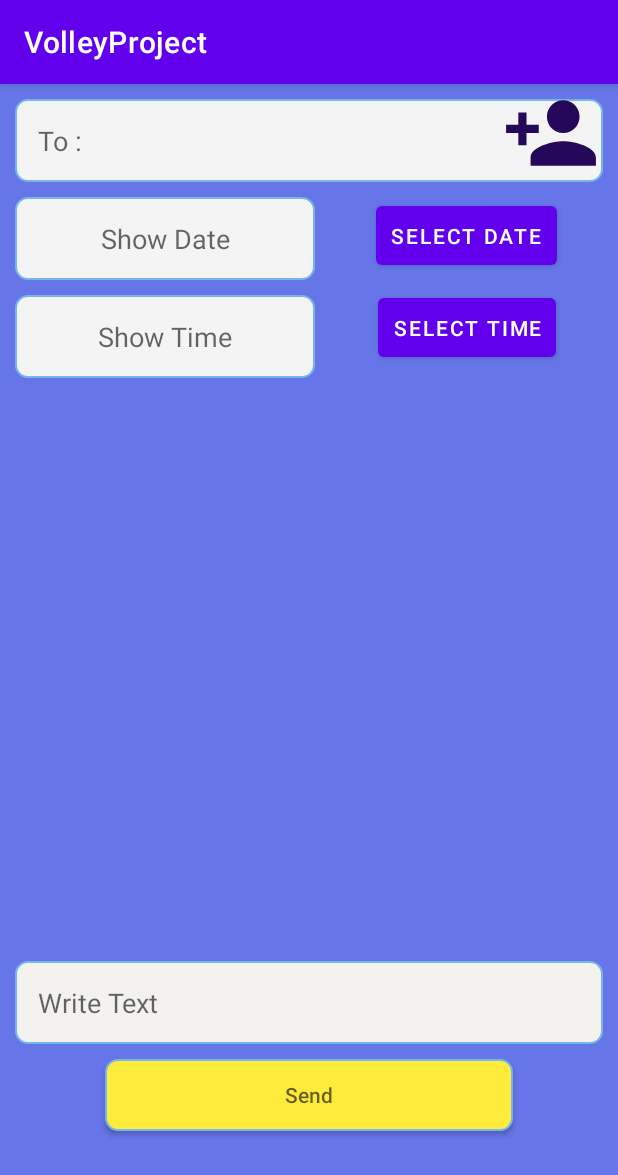
After one commit to Sawsj25/first-api, an Android app: the MvpActivity screen opened directly, with no data from a screen before it, on a phone screen of 412 x 824 dp. The commit adds this screen. Shown: the top 1175 px of the screen. Run offline under Robolectric (Android 15) with nearby library versions, the phone set to English and light mode, and no system bars.

Commit message:
Add Mvp Activity

```diff
--- a/app/src/main/AndroidManifest.xml
+++ b/app/src/main/AndroidManifest.xml
@@ -4,6 +4,7 @@
     package="com.example.testgradle">
 
     <uses-permission android:name="android.permission.INTERNET" />
+    <uses-permission android:name="android.permission.SEND_SMS"/>
 
     <application
         android:allowBackup="true"
@@ -15,6 +16,9 @@
         android:supportsRtl="true"
         android:theme="@style/Theme.TestGradle"
         tools:targetApi="31">
+        <activity
+            android:name=".MvpActivity"
+            android:exported="false" />
         <activity
             android:name=".HomeActivity"
             android:exported="false" />
--- /dev/null
+++ b/app/src/main/java/com/example/testgradle/MvpActivity.java
@@ -0,0 +1,71 @@
+package com.example.testgradle;
+
+import androidx.appcompat.app.AppCompatActivity;
+
+import android.app.DatePickerDialog;
+import android.app.TimePickerDialog;
+import android.content.Intent;
+import android.os.Bundle;
+import android.view.View;
+import android.widget.Button;
+import android.widget.DatePicker;
+import android.widget.EditText;
+import android.widget.ImageView;
+import android.widget.TimePicker;
+
+import java.util.Calendar;
+
+public class MvpActivity extends AppCompatActivity implements View.OnClickListener {
+    private Button btnDatePicker, btnTimePicker, btn_send;
+    private EditText txtDate, txtTime;
+    private int mYear, mMonth, mDay, mHour, mMinute;
+    private ImageView imageView_contact;
+
+
+    @Override
+    protected void onCreate(Bundle savedInstanceState) {
+        super.onCreate(savedInstanceState);
+        setContentView(R.layout.activity_mvp);
+        btnDatePicker =  findViewById(R.id.btn_date);
+        btnTimePicker =  findViewById(R.id.btn_time);
+        btn_send=findViewById(R.id.btn_send);
+        txtDate = findViewById(R.id.in_date);
+        txtTime = findViewById(R.id.in_time);
+        imageView_contact = findViewById(R.id.imageView_contact);
+
+        btnDatePicker.setOnClickListener((View.OnClickListener) this);
+        btnTimePicker.setOnClickListener((View.OnClickListener) this);
+        btn_send.setOnClickListener((View.OnClickListener)this);
+    }
+
+    public void onClick(View view) {
+        if (view == btnDatePicker) {
+            final Calendar c = Calendar.getInstance();
+            mYear = c.get(Calendar.YEAR);
+            mMonth = c.get(Calendar.MONTH);
+            mDay = c.get(Calendar.DAY_OF_MONTH);
+
+            DatePickerDialog dataPickerDialog = new DatePickerDialog(this, new DatePickerDialog.OnDateSetListener() {
+                @Override
+                public void onDateSet(DatePicker view, int year, int monthOfYear, int dayOfMonth) {
+                    txtDate.setText(dayOfMonth + "-" + (monthOfYear + 1) + "-" + year);
+                }
+            }, mYear, mMonth, mDay);
+            dataPickerDialog.show();
+        }
+        if (view == btnTimePicker) {
+            final Calendar c = Calendar.getInstance();
+            mHour = c.get(Calendar.HOUR_OF_DAY);
+            mMinute = c.get(Calendar.MINUTE);
+
+            TimePickerDialog timePickerDialog = new TimePickerDialog(this, new TimePickerDialog.OnTimeSetListener() {
+                @Override
+                public void onTimeSet(TimePicker timePicker, int hourOfDay, int minute) {
+                    txtTime.setText(hourOfDay + ":" + minute);
+                }
+            }, mHour, mMinute, false);
+            timePickerDialog.show();
+        }
+    }
+
+}
--- a/app/src/main/java/com/example/testgradle/Spref.java
+++ /dev/null
@@ -1,4 +0,0 @@
-package com.example.testgradle;
-
-public class Spref {
-}
--- /dev/null
+++ b/app/src/main/res/drawable/customborder_send.xml
@@ -0,0 +1,7 @@
+<?xml version="1.0" encoding="UTF-8"?>
+<shape xmlns:android="http://schemas.android.com/apk/res/android" android:shape="rectangle">
+    <corners android:radius="8dp"/>
+    <padding android:left="10dp" android:right="10dp" android:top="10dp" android:bottom="10dp"/>
+    <stroke android:width="1dp" android:color="#76B7EA"/>
+    <solid android:color="#FFEB3B"></solid>
+</shape>
--- /dev/null
+++ b/app/src/main/res/drawable/customborder_showdate.xml
@@ -0,0 +1,7 @@
+<?xml version="1.0" encoding="UTF-8"?>
+<shape xmlns:android="http://schemas.android.com/apk/res/android" android:shape="rectangle">
+    <corners android:radius="8dp"/>
+    <padding android:left="10dp" android:right="10dp" android:top="10dp" android:bottom="10dp"/>
+    <stroke android:width="1dp" android:color="#76B7EA"/>
+    <solid android:color="#f4f4f4"></solid>
+</shape>
--- /dev/null
+++ b/app/src/main/res/drawable/customborder_showtime.xml
@@ -0,0 +1,7 @@
+<?xml version="1.0" encoding="UTF-8"?>
+<shape xmlns:android="http://schemas.android.com/apk/res/android" android:shape="rectangle">
+    <corners android:radius="8dp"/>
+    <padding android:left="10dp" android:right="10dp" android:top="10dp" android:bottom="10dp"/>
+    <stroke android:width="1dp" android:color="#76B7EA"/>
+    <solid android:color="#f4f4f4"></solid>
+</shape>
--- /dev/null
+++ b/app/src/main/res/drawable/customborder_to.xml
@@ -0,0 +1,7 @@
+<?xml version="1.0" encoding="UTF-8"?>
+<shape xmlns:android="http://schemas.android.com/apk/res/android" android:shape="rectangle">
+    <corners android:radius="8dp"/>
+    <padding android:left="10dp" android:right="10dp" android:top="10dp" android:bottom="10dp"/>
+    <stroke android:width="1dp" android:color="#76B7EA"/>
+    <solid android:color="#f4f4f4"></solid>
+</shape>
--- /dev/null
+++ b/app/src/main/res/drawable/customboreder_writetext.xml
@@ -0,0 +1,7 @@
+<?xml version="1.0" encoding="UTF-8"?>
+<shape xmlns:android="http://schemas.android.com/apk/res/android" android:shape="rectangle">
+    <corners android:radius="8dp"/>
+    <padding android:left="10dp" android:right="10dp" android:top="10dp" android:bottom="10dp"/>
+    <stroke android:width="1dp" android:color="#76B7EA"/>
+    <solid android:color="#F3F2EE"></solid>
+</shape>
--- /dev/null
+++ b/app/src/main/res/drawable/ic_baseline_person_add_24.xml
@@ -0,0 +1,5 @@
+<vector android:height="65dp" android:tint="#25085A"
+    android:viewportHeight="24" android:viewportWidth="24"
+    android:width="65dp" xmlns:android="http://schemas.android.com/apk/res/android">
+    <path android:fillColor="@android:color/white" android:pathData="M15,12c2.21,0 4,-1.79 4,-4s-1.79,-4 -4,-4 -4,1.79 -4,4 1.79,4 4,4zM6,10L6,7L4,7v3L1,10v2h3v3h2v-3h3v-2L6,10zM15,14c-2.67,0 -8,1.34 -8,4v2h16v-2c0,-2.66 -5.33,-4 -8,-4z"/>
+</vector>
--- /dev/null
+++ b/app/src/main/res/layout/activity_mvp.xml
@@ -0,0 +1,110 @@
+<?xml version="1.0" encoding="utf-8"?>
+<androidx.constraintlayout.widget.ConstraintLayout xmlns:android="http://schemas.android.com/apk/res/android"
+    xmlns:app="http://schemas.android.com/apk/res-auto"
+    xmlns:tools="http://schemas.android.com/tools"
+    android:layout_width="match_parent"
+    android:layout_height="match_parent"
+    android:orientation="vertical"
+    android:background="@color/colorEndGradient"
+    tools:context=".MvpActivity">
+
+    <EditText
+        android:id="@+id/ediText_to"
+        android:layout_width="match_parent"
+        android:layout_height="wrap_content"
+        app:layout_constraintTop_toTopOf="parent"
+        app:layout_constraintLeft_toLeftOf="parent"
+        android:hint="To :"
+        android:inputType="number"
+        android:layout_margin="10dp"
+        android:padding="15dp"
+        android:background="@drawable/customborder_to"
+        tools:ignore="MissingConstraints" />
+    <ImageView
+        android:id="@+id/imageView_contact"
+        android:layout_width="65dp"
+        android:layout_height="65dp"
+        android:padding="20dp"
+        android:layout_margin="12dp"
+        android:background="@drawable/ic_baseline_person_add_24"
+        app:layout_constraintRight_toRightOf="parent"
+        tools:ignore="MissingConstraints" />
+    <EditText
+        android:id="@+id/editText_massage"
+        android:layout_width="match_parent"
+        android:layout_height="wrap_content"
+        android:layout_margin="10dp"
+        android:padding="15dp"
+        android:inputType="text"
+        android:background="@drawable/customboreder_writetext"
+        app:layout_constraintBottom_toTopOf="@id/btn_send"
+        android:hint="Write Text"
+        tools:ignore="MissingConstraints" />
+
+    <EditText
+        android:id="@+id/in_date"
+        android:layout_width="200dp"
+        android:layout_height="wrap_content"
+        android:gravity="center"
+        android:layout_margin="10dp"
+        android:padding="15dp"
+        android:background="@drawable/customborder_showdate"
+        app:layout_constraintTop_toBottomOf="@id/ediText_to"
+        app:layout_constraintLeft_toLeftOf="parent"
+        android:hint="Show Date"
+        tools:ignore="MissingConstraints" />
+
+    <Button
+        android:id="@+id/btn_date"
+        android:layout_width="wrap_content"
+        android:layout_height="wrap_content"
+        android:layout_margin="10dp"
+        android:padding="10dp"
+        app:layout_constraintTop_toBottomOf="@id/ediText_to"
+        app:layout_constraintLeft_toRightOf="@id/in_date"
+        app:layout_constraintBottom_toTopOf="@id/btn_time"
+        app:layout_constraintRight_toRightOf="parent"
+        android:text="SELECT DATE"
+        tools:ignore="MissingConstraints" />
+
+    <EditText
+        android:id="@+id/in_time"
+        android:layout_width="200dp"
+        android:layout_height="wrap_content"
+        android:layout_margin="10dp"
+        android:padding="15dp"
+        android:background="@drawable/customborder_showtime"
+        app:layout_constraintTop_toBottomOf="@id/in_date"
+        app:layout_constraintLeft_toLeftOf="parent"
+        android:gravity="center"
+        android:hint="Show Time"
+        tools:ignore="MissingConstraints" />
+
+    <Button
+        android:id="@+id/btn_time"
+        android:layout_width="wrap_content"
+        android:layout_height="wrap_content"
+        android:layout_margin="10dp"
+        android:padding="10dp"
+        app:layout_constraintTop_toBottomOf="@id/btn_date"
+        app:layout_constraintLeft_toRightOf="@id/in_time"
+        app:layout_constraintRight_toRightOf="parent"
+        android:text="SELECT TIME"
+        tools:ignore="MissingConstraints" />
+
+    <androidx.appcompat.widget.AppCompatButton
+        android:id="@+id/btn_send"
+        android:layout_width="match_parent"
+        android:layout_height="wrap_content"
+        android:padding="10dp"
+        android:layout_margin="70dp"
+        android:background="@drawable/customborder_send"
+        android:textColor="@color/black"
+        android:hint="Send"
+        app:layout_constraintBottom_toBottomOf="parent"
+        tools:ignore="MissingConstraints" />
+
+
+
+
+</androidx.constraintlayout.widget.ConstraintLayout>
--- a/app/src/main/res/values/strings.xml
+++ b/app/src/main/res/values/strings.xml
@@ -8,5 +8,10 @@
     <string name="editText_socialsignup">Social signUp</string>
     <string name="checkBox_rememberme">Remember Me</string>
     <string name="textView_addnewuser">New User? SignUp</string>
+    <string name="editText_username">Username</string>
+    <string name="editText_password_register">Password</string>
+    <string name="editText_password_reenter">ReEnter Password</string>
+    <string name="button_register">Register</string>
+    <string name="textView_have_account">Already have Account ?</string>
 
 </resources>
--- a/settings.gradle
+++ b/settings.gradle
@@ -1,6 +1,5 @@
 pluginManagement {
     repositories {
-        gradlePluginPortal()
         google()
         mavenCentral()
     }
```
Also changed, not shown: app/src/main/java/com/example/testgradle/MainActivity.java (+13 -2 lines), app/src/main/res/drawable/customborder_register.xml (added, +10 -0 lines), app/src/main/res/layout/activity_home.xml (+123 -0 lines).
